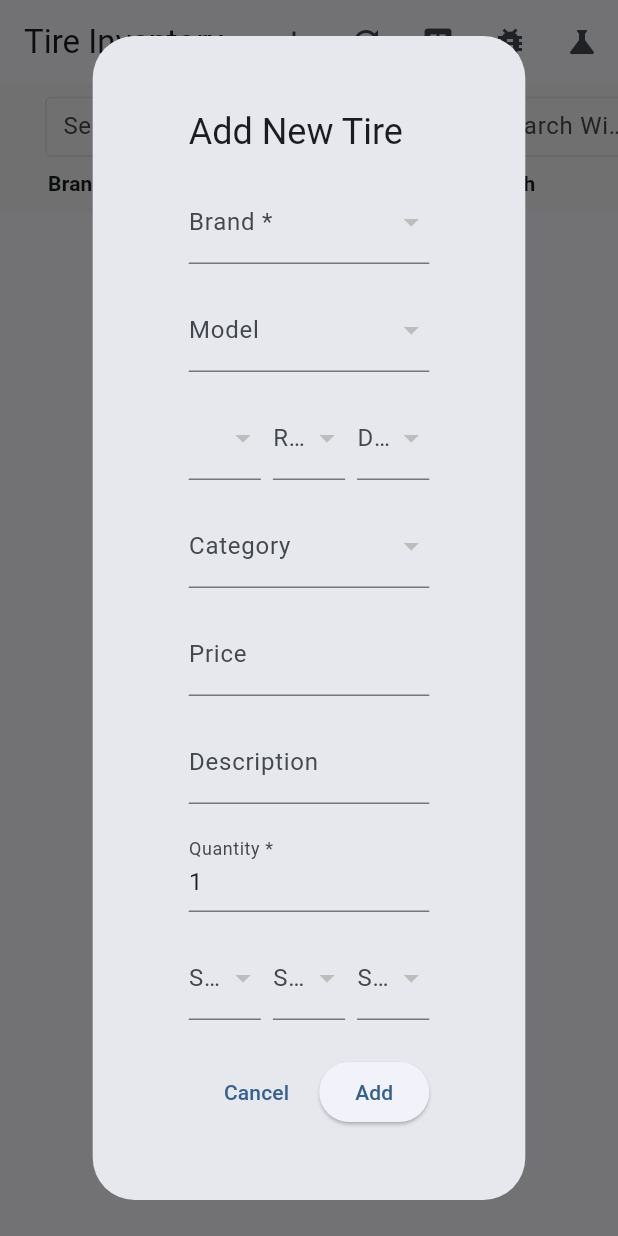
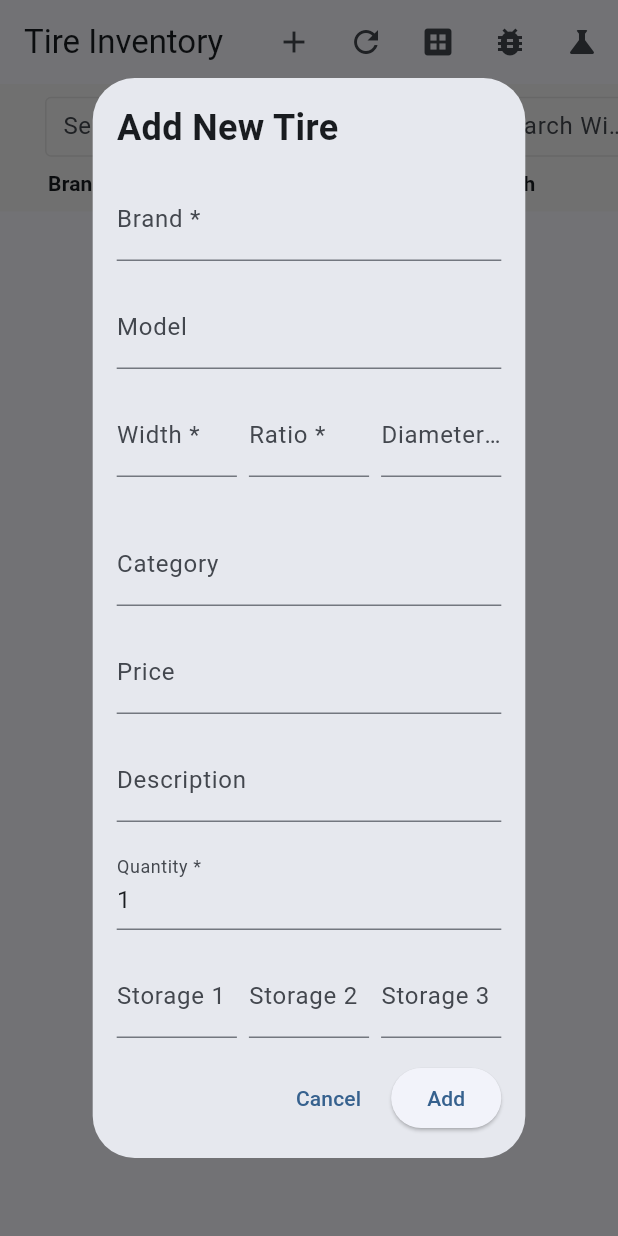
Before and after one commit to sluzzi21/TireSalesApp, a Flutter app: the screen it shows after launch, after a tap on the "add" icon, on a phone screen of 412 x 824 dp. Run offline on Flutter 3.47's test engine with Material 3 defaults, Android fonts, the phone set to English and light mode, and no system bars; our stand-ins replace cloud_firestore, supabase_flutter; missing offline and left inert: dart:html; accounts and stored records are empty.

Commit message:
Fix Add Tire dialog layout and indentation, ensure consistent dialog structure

```diff
--- a/lib/main.dart
+++ b/lib/main.dart
@@ -2,7 +2,6 @@ import 'package:flutter/material.dart';
 import 'package:provider/provider.dart';
 import 'package:tire_sales_app/providers/inventory_provider.dart';
 import 'package:tire_sales_app/screens/home_screen.dart';
-import 'package:tire_sales_app/services/storage_service.dart';
 import 'package:tire_sales_app/scripts/add_sample_tires.dart';
 
 void main() {
@@ -11,9 +10,7 @@ void main() {
   debugPrint('Flutter bindings initialized');
 
   try {
-    final storageService = StorageService();
-    debugPrint('StorageService created successfully');
-    runApp(MyApp(storageService: storageService));
+    runApp(const MyApp());
     debugPrint('MyApp started');
   } catch (e) {
     debugPrint('Error during app initialization: $e');
@@ -22,9 +19,7 @@ void main() {
 }
 
 class MyApp extends StatelessWidget {
-  final StorageService storageService;
-
-  const MyApp({super.key, required this.storageService});
+  const MyApp({super.key});
 
   @override
   Widget build(BuildContext context) {
@@ -34,7 +29,7 @@ class MyApp extends StatelessWidget {
         ChangeNotifierProvider(
           create: (_) {
             debugPrint('Creating InventoryProvider');
-            final provider = InventoryProvider(storageService);
+            final provider = InventoryProvider();
             debugPrint('InventoryProvider created');
             return provider;
           },
--- a/lib/providers/inventory_provider.dart
+++ b/lib/providers/inventory_provider.dart
@@ -1,9 +1,9 @@
 import 'package:flutter/material.dart';
 import 'package:tire_sales_app/models/tire.dart';
-import 'package:tire_sales_app/services/storage_service.dart';
+import 'package:tire_sales_app/services/supabase_service.dart';
 
 class InventoryProvider with ChangeNotifier {
-  final StorageService _storageService;
+  final _supabaseService = SupabaseService.instance;
   List<Tire> _tires = [];
   List<Tire> _filteredTires = [];
   String? _error;
@@ -22,13 +22,13 @@ class InventoryProvider with ChangeNotifier {
     'storage_location3': '',
   };
 
-  InventoryProvider(this._storageService) {
-    debugPrint('InventoryProvider initialized with StorageService');
+  InventoryProvider() {
+    debugPrint('InventoryProvider initialized with SupabaseService');
     loadTires();
   }
 
   List<Tire> get tires => _tires;
-  List<Tire> get filteredTires => _filteredTires.isEmpty ? _tires : _filteredTires;
+  List<Tire> get filteredTires => _filteredTires;
   String? get error => _error;
   bool get isLoading => _isLoading;
 
@@ -123,9 +123,13 @@ class InventoryProvider with ChangeNotifier {
     return true;
   }
 
-  void searchTires(String query) {
+  String _searchQuery = '';
+  String get searchQuery => _searchQuery;
+
+  void setSearchQuery(String query) {
+    _searchQuery = query;
     if (query.isEmpty) {
-      _filteredTires = _tires;
+      _filteredTires = List.from(_tires);
     } else {
       final searchStr = query.toLowerCase();
       _filteredTires = _tires.where((tire) {
@@ -147,16 +151,18 @@ class InventoryProvider with ChangeNotifier {
   }
 
   Future<void> loadTires() async {
-    debugPrint('Loading tires from storage');
+    debugPrint('Loading tires from Supabase');
     _error = null;
     _isLoading = true;
     notifyListeners();
 
     try {
-      _tires = await _storageService.loadTires();
+      await _supabaseService.initialize();
+      _tires = await _supabaseService.getTires();
       debugPrint('Successfully loaded ${_tires.length} tires');
-      _filteredTires = _tires;
+      _filteredTires = List.from(_tires); // Create a new list
       _error = null;
+      debugPrint('Tires loaded and filtered');
     } catch (e) {
       debugPrint('Error loading tires: $e');
       _error = 'Failed to load tires: $e';
@@ -164,7 +170,7 @@ class InventoryProvider with ChangeNotifier {
       _filteredTires = [];
     } finally {
       _isLoading = false;
-      notifyListeners();
+      notifyListeners(); // This will trigger a UI update
       debugPrint('Finished loading tires. Loading: $_isLoading, Error: $_error, Tires count: ${_tires.length}');
     }
   }
@@ -172,10 +178,10 @@ class InventoryProvider with ChangeNotifier {
   Future<void> addTires(List<Tire> tires) async {
     try {
       debugPrint('Adding ${tires.length} tires');
-      _tires.addAll(tires);
-      await _storageService.saveTires(_tires);
-      _filteredTires = _tires;
-      notifyListeners();
+      for (final tire in tires) {
+        await _supabaseService.addTire(tire);
+      }
+      await loadTires(); // Reload tires from Supabase
       debugPrint('Successfully added ${tires.length} tires');
     } catch (e) {
       debugPrint('Error adding tires: $e');
@@ -187,29 +193,31 @@ class InventoryProvider with ChangeNotifier {
   Future<void> addTire(Tire tire) async {
     debugPrint('Adding new tire: ${tire.id}');
     try {
-      _tires.add(tire);
-      await _storageService.saveTires(_tires);
-      _filteredTires = _tires;
-      notifyListeners();
+      _isLoading = true;
+      notifyListeners(); // Show loading state
+
+      await _supabaseService.addTire(tire);
+      _tires = await _supabaseService.getTires(); // Get fresh data
+      _filteredTires = List.from(_tires); // Create a new filtered list
+      _error = null;
+
+      debugPrint('Successfully added tire and reloaded data');
     } catch (e) {
       debugPrint('Error adding tire: $e');
       _error = 'Failed to add tire: $e';
-      notifyListeners();
+    } finally {
+      _isLoading = false;
+      notifyListeners(); // Update UI with new state
     }
   }
 
   Future<void> updateTire(Tire tire) async {
     debugPrint('Updating tire: ${tire.id}');
     try {
-      final index = _tires.indexWhere((t) => t.id == tire.id);
-      if (index != -1) {
-        _tires[index] = tire;
-        await _storageService.saveTires(_tires);
-        _filteredTires = _tires;
-        notifyListeners();
-      } else {
-        throw Exception('Tire not found: ${tire.id}');
-      }
+      await _supabaseService.updateTire(tire);
+      await loadTires(); // Reload tires from Supabase
+      _filteredTires = _tires; // Reset filtered tires to show all tires including updates
+      notifyListeners(); // Notify listeners to update the UI
     } catch (e) {
       debugPrint('Error updating tire: $e');
       _error = 'Failed to update tire: $e';
@@ -220,10 +228,10 @@ class InventoryProvider with ChangeNotifier {
   Future<void> deleteTire(String id) async {
     debugPrint('Deleting tire: $id');
     try {
-      _tires.removeWhere((tire) => tire.id == id);
-      await _storageService.saveTires(_tires);
-      _filteredTires = _tires;
-      notifyListeners();
+      await _supabaseService.deleteTire(id);
+      await loadTires(); // Reload tires from Supabase
+      _filteredTires = _tires; // Reset filtered tires to show all remaining tires
+      notifyListeners(); // Notify listeners to update the UI
     } catch (e) {
       debugPrint('Error deleting tire: $e');
       _error = 'Failed to delete tire: $e';
--- a/lib/services/supabase_service.dart
+++ b/lib/services/supabase_service.dart
@@ -47,12 +47,13 @@ class SupabaseService {
     }
   }
 
-  /// Get all tires
+  /// Get all tires ordered by created_at in descending order
   Future<List<Tire>> getTires() async {
     try {
       final response = await _client
           .from('tires')
-          .select();
+          .select()
+          .order('created_at', ascending: false);
 
       return (response as List)
           .map((json) => Tire.fromJson(Map<String, dynamic>.from(json)))
--- a/lib/widgets/add_tire_dialog.dart
+++ b/lib/widgets/add_tire_dialog.dart
@@ -13,6 +13,14 @@ class AddTireDialog extends StatefulWidget {
 
 class _AddTireDialogState extends State<AddTireDialog> {
   final _formKey = GlobalKey<FormState>();
+
+  Widget wrapDropdown(Widget child) {
+    return Container(
+      height: 70,
+      child: child,
+    );
+  }
+
   String _brand = '';
   String? _model;
   String _width = '';
@@ -30,70 +38,138 @@ class _AddTireDialogState extends State<AddTireDialog> {
   Widget build(BuildContext context) {
     final inventoryProvider = Provider.of<InventoryProvider>(context);
     final width = MediaQuery.of(context).size.width;
-    final dropdownWidth = width * 0.25; // Set dropdown width to 25% of screen width
+    final dialogWidth = width * 0.7; // Match dialog width
 
-    // Helper function to wrap dropdowns with consistent width
-    Widget wrapDropdown(Widget dropdown) {
-      return ConstrainedBox(
-        constraints: BoxConstraints(minWidth: dropdownWidth),
-        child: dropdown,
+    // Helper function to style autocomplete options
+    Widget wrapAutocompleteOptions(Widget optionsView) {
+      return Container(
+        width: dialogWidth,
+        constraints: BoxConstraints(
+          maxHeight: 200,
+        ),
+        child: Material(
+          elevation: 4,
+          child: optionsView,
+        ),
       );
     }
 
     return Dialog(
-      insetPadding: EdgeInsets.symmetric(horizontal: width * 0.15, vertical: 24.0),
-      child: AlertDialog(
-        title: const Text('Add New Tire'),
-        content: SingleChildScrollView(
+      child: Container(
+        width: dialogWidth,
+        padding: const EdgeInsets.all(16.0),
         child: Form(
           key: _formKey,
           child: Column(
             mainAxisSize: MainAxisSize.min,
+            crossAxisAlignment: CrossAxisAlignment.start,
             children: [
-                // Brand Dropdown
-                wrapDropdown(
-                  DropdownButtonFormField<String>(
-                    value: _brand.isEmpty ? null : _brand,
-                    decoration: const InputDecoration(labelText: 'Brand *'),
-                    items: [
-                      ...inventoryProvider.distinctBrands.map((brand) => DropdownMenuItem(
-                            value: brand,
-                            child: Text(brand),
-                          )),
-                    ],
+              const Text(
+                'Add New Tire',
+                style: TextStyle(fontSize: 24, fontWeight: FontWeight.bold),
+              ),
+              const SizedBox(height: 16),
+              SingleChildScrollView(
+                child: Column(
+                  mainAxisSize: MainAxisSize.min,
+                  children: [
+                    // Brand Autocomplete
+                    Autocomplete<String>(
+                      optionsViewBuilder: (context, onSelected, options) => wrapAutocompleteOptions(
+                        ListView.builder(
+                          padding: EdgeInsets.zero,
+                          itemCount: options.length,
+                          itemBuilder: (context, index) {
+                            final option = options.elementAt(index);
+                            return ListTile(
+                              title: Text(option),
+                              onTap: () => onSelected(option),
+                            );
+                          },
+                        ),
+                      ),
+                      optionsBuilder: (TextEditingValue textEditingValue) {
+                        if (textEditingValue.text.isEmpty) {
+                          return inventoryProvider.distinctBrands;
+                        }
+                        return inventoryProvider.distinctBrands.where((brand) =>
+                            brand.toLowerCase().contains(textEditingValue.text.toLowerCase()));
+                      },
+                      initialValue: TextEditingValue(text: _brand),
+                      onSelected: (String value) {
+                        setState(() {
+                          _brand = value;
+                          _model = null; // Reset model when brand changes
+                        });
+                      },
+                      fieldViewBuilder: (context, textEditingController, focusNode, onFieldSubmitted) {
+                        return TextFormField(
+                          controller: textEditingController,
+                          focusNode: focusNode,
+                          decoration: const InputDecoration(
+                            labelText: 'Brand *',
+                            hintText: 'Select or enter new brand',
+                          ),
                           onChanged: (value) {
                             setState(() {
-                        _brand = value ?? '';
+                              _brand = value;
                               _model = null; // Reset model when brand changes
                             });
                           },
                           validator: (value) {
                             if (value == null || value.isEmpty) {
-                        return 'Please select a brand';
+                              return 'Please enter a brand';
                             }
                             return null;
                           },
-                  ),
+                        );
+                      },
                     ),
                     const SizedBox(height: 16),
 
-                // Model Dropdown
-                wrapDropdown(
-                  DropdownButtonFormField<String>(
-                    value: _model,
-                    decoration: const InputDecoration(labelText: 'Model'),
-                    items: [
-                      ...inventoryProvider.getDistinctModelsForBrand(_brand).map((model) => DropdownMenuItem(
-                            value: model,
-                            child: Text(model),
-                          )),
-                    ],
+                    // Model Autocomplete
+                    Autocomplete<String>(
+                      optionsViewBuilder: (context, onSelected, options) => wrapAutocompleteOptions(
+                        ListView.builder(
+                          padding: EdgeInsets.zero,
+                          itemCount: options.length,
+                          itemBuilder: (context, index) {
+                            final option = options.elementAt(index);
+                            return ListTile(
+                              title: Text(option),
+                              onTap: () => onSelected(option),
+                            );
+                          },
+                        ),
+                      ),
+                      optionsBuilder: (TextEditingValue textEditingValue) {
+                        if (textEditingValue.text.isEmpty) {
+                          return inventoryProvider.getDistinctModelsForBrand(_brand);
+                        }
+                        return inventoryProvider.getDistinctModelsForBrand(_brand).where((model) =>
+                            model.toLowerCase().contains(textEditingValue.text.toLowerCase()));
+                      },
+                      initialValue: TextEditingValue(text: _model ?? ''),
+                      onSelected: (String value) {
+                        setState(() {
+                          _model = value;
+                        });
+                      },
+                      fieldViewBuilder: (context, textEditingController, focusNode, onFieldSubmitted) {
+                        return TextFormField(
+                          controller: textEditingController,
+                          focusNode: focusNode,
+                          decoration: const InputDecoration(
+                            labelText: 'Model',
+                            hintText: 'Select or enter new model',
+                          ),
                           onChanged: (value) {
                             setState(() {
                               _model = value;
                             });
                           },
-                  ),
+                        );
+                      },
                     ),
                     const SizedBox(height: 16),
 
@@ -103,18 +179,11 @@ class _AddTireDialogState extends State<AddTireDialog> {
                         // Width Dropdown
                         Expanded(
                           child: wrapDropdown(
-                        DropdownButtonFormField<String>(
-                          value: _width.isEmpty ? null : _width,
+                            TextFormField(
                               decoration: const InputDecoration(labelText: 'Width *'),
-                          items: [
-                            ...inventoryProvider.distinctWidths.map((width) => DropdownMenuItem(
-                                  value: width,
-                                  child: Text(width),
-                                )),
-                          ],
                               onChanged: (value) {
                                 setState(() {
-                              _width = value ?? '';
+                                  _width = value;
                                 });
                               },
                               validator: (value) {
@@ -130,18 +199,11 @@ class _AddTireDialogState extends State<AddTireDialog> {
                         // Ratio Dropdown
                         Expanded(
                           child: wrapDropdown(
-                        DropdownButtonFormField<String>(
-                          value: _ratio.isEmpty ? null : _ratio,
+                            TextFormField(
                               decoration: const InputDecoration(labelText: 'Ratio *'),
-                          items: [
-                            ...inventoryProvider.distinctRatios.map((ratio) => DropdownMenuItem(
-                                  value: ratio,
-                                  child: Text(ratio),
-                                )),
-                          ],
                               onChanged: (value) {
                                 setState(() {
-                              _ratio = value ?? '';
+                                  _ratio = value;
                                 });
                               },
                               validator: (value) {
@@ -157,18 +219,11 @@ class _AddTireDialogState extends State<AddTireDialog> {
                         // Diameter Dropdown
                         Expanded(
                           child: wrapDropdown(
-                        DropdownButtonFormField<String>(
-                          value: _diameter.isEmpty ? null : _diameter,
+                            TextFormField(
                               decoration: const InputDecoration(labelText: 'Diameter *'),
-                          items: [
-                            ...inventoryProvider.distinctDiameters.map((diameter) => DropdownMenuItem(
-                                  value: diameter,
-                                  child: Text(diameter),
-                                )),
-                          ],
                               onChanged: (value) {
                                 setState(() {
-                              _diameter = value ?? '';
+                                  _diameter = value;
                                 });
                               },
                               validator: (value) {
@@ -184,23 +239,14 @@ class _AddTireDialogState extends State<AddTireDialog> {
                     ),
                     const SizedBox(height: 16),
 
-                // Category Dropdown
-                wrapDropdown(
-                  DropdownButtonFormField<String>(
-                    value: _category,
+                    // Category Input
+                    TextFormField(
                       decoration: const InputDecoration(labelText: 'Category'),
-                    items: [
-                      ...inventoryProvider.distinctCategories.map((category) => DropdownMenuItem(
-                            value: category,
-                            child: Text(category),
-                          )),
-                    ],
                       onChanged: (value) {
                         setState(() {
                           _category = value;
                         });
                       },
-                  ),
                     ),
                     const SizedBox(height: 16),
 
@@ -256,18 +302,10 @@ class _AddTireDialogState extends State<AddTireDialog> {
                     // Storage Locations Row
                     Row(
                       children: [
-                    // Storage Location 1 Dropdown
+                        // Storage Location 1 Input
                         Expanded(
-                      child: wrapDropdown(
-                        DropdownButtonFormField<String>(
-                          value: _storage_location1,
+                          child: TextFormField(
                             decoration: const InputDecoration(labelText: 'Storage 1'),
-                          items: [
-                            ...inventoryProvider.distinctStorageLocations1.map((location) => DropdownMenuItem(
-                                  value: location,
-                                  child: Text(location),
-                                )),
-                          ],
                             onChanged: (value) {
                               setState(() {
                                 _storage_location1 = value;
@@ -275,20 +313,11 @@ class _AddTireDialogState extends State<AddTireDialog> {
                             },
                           ),
                         ),
-                    ),
                         const SizedBox(width: 8),
-                    // Storage Location 2 Dropdown
+                        // Storage Location 2 Input
                         Expanded(
-                      child: wrapDropdown(
-                        DropdownButtonFormField<String>(
-                          value: _storage_location2,
+                          child: TextFormField(
                             decoration: const InputDecoration(labelText: 'Storage 2'),
-                          items: [
-                            ...inventoryProvider.distinctStorageLocations2.map((location) => DropdownMenuItem(
-                                  value: location,
-                                  child: Text(location),
-                                )),
-                          ],
                             onChanged: (value) {
                               setState(() {
                                 _storage_location2 = value;
@@ -296,20 +325,11 @@ class _AddTireDialogState extends State<AddTireDialog> {
                             },
                           ),
                         ),
-                    ),
                         const SizedBox(width: 8),
-                    // Storage Location 3 Dropdown
+                        // Storage Location 3 Input
                         Expanded(
-                      child: wrapDropdown(
-                        DropdownButtonFormField<String>(
-                          value: _storage_location3,
+                          child: TextFormField(
                             decoration: const InputDecoration(labelText: 'Storage 3'),
-                          items: [
-                            ...inventoryProvider.distinctStorageLocations3.map((location) => DropdownMenuItem(
-                                  value: location,
-                                  child: Text(location),
-                                )),
-                          ],
                             onChanged: (value) {
                               setState(() {
                                 _storage_location3 = value;
@@ -317,22 +337,22 @@ class _AddTireDialogState extends State<AddTireDialog> {
                             },
                           ),
                         ),
-                    ),
                       ],
                     ),
                   ],
                 ),
               ),
-        ),
-        actions: [
+              const SizedBox(height: 16),
+              Row(
+                mainAxisAlignment: MainAxisAlignment.end,
+                children: [
                   TextButton(
-            onPressed: () {
-              Navigator.of(context).pop();
-            },
+                    onPressed: () => Navigator.of(context).pop(),
                     child: const Text('Cancel'),
                   ),
+                  const SizedBox(width: 8),
                   ElevatedButton(
-            onPressed: () {
+                    onPressed: () async {
                       if (_formKey.currentState!.validate()) {
                         final tire = Tire(
                           id: const Uuid().v4(),
@@ -350,14 +370,20 @@ class _AddTireDialogState extends State<AddTireDialog> {
                           storage_location3: _storage_location3,
                         );
 
-                inventoryProvider.addTire(tire);
-                Navigator.of(context).pop();
+                        await inventoryProvider.addTire(tire); // Wait for the tire to be added
+                        if (mounted) { // Check if widget is still mounted
+                          Navigator.of(context).pop(); // Only pop if widget is still mounted
+                        }
                       }
                     },
                     child: const Text('Add'),
                   ),
                 ],
               ),
+            ],
+          ),
+        ),
+      ),
     );
   }
 }
```
Also changed, not shown: lib/widgets/edit_tire_dialog.dart (+172 -198 lines), lib/widgets/inventory_list.dart (+9 -1 lines). Lines whose indentation alone changed are shown as unchanged.
